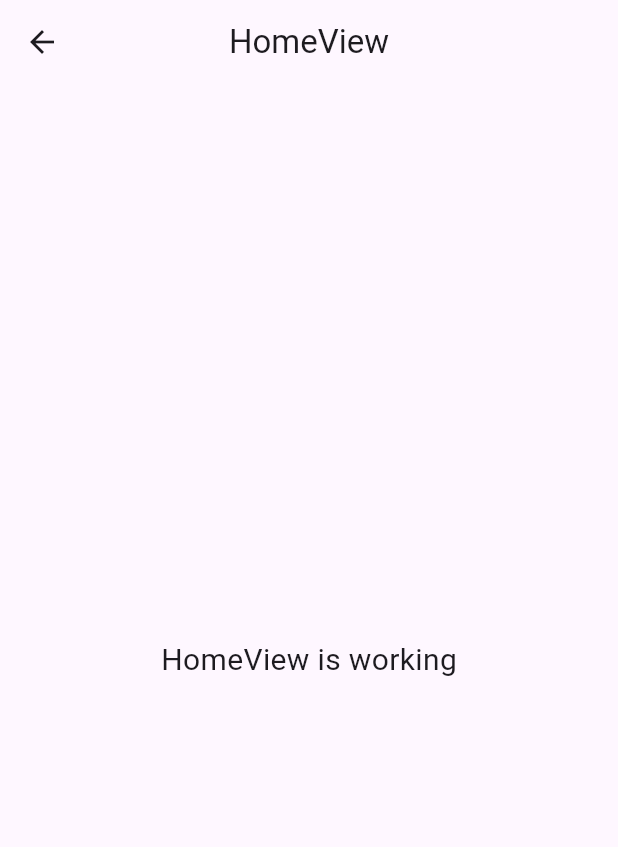
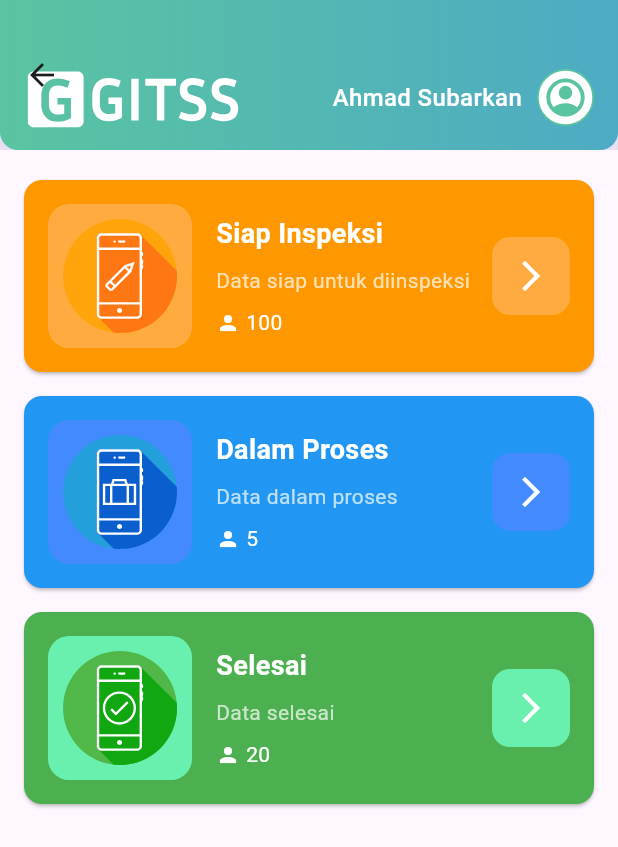
Before and after one commit to amiqyolo/gitss, a Flutter app: the HomeView screen opened by its route, on a phone screen of 412 x 824 dp. Shown: the top 847 px of the screen. Run offline on Flutter 3.47's test engine with Material 3 defaults, Android fonts, the phone set to English and light mode, and no system bars; our stand-ins replace flutter_svg, get.

Commit message:
create model menu, slicing UI on Home

```diff
--- /dev/null
+++ b/lib/app/models/home/menu_item.dart
@@ -0,0 +1,19 @@
+import 'dart:ui';
+
+class MenuItem {
+  final String title;
+  final String description;
+  final String imageUrl;
+  final int userCount;
+  final Color backgroundColor;
+  final Color iconBackgroundColor;
+
+  MenuItem({
+    required this.title,
+    required this.description,
+    required this.imageUrl,
+    required this.userCount,
+    required this.backgroundColor,
+    required this.iconBackgroundColor,
+  });
+}
--- a/lib/app/modules/home/controllers/home_controller.dart
+++ b/lib/app/modules/home/controllers/home_controller.dart
@@ -1,9 +1,35 @@
+import 'package:flutter/material.dart';
 import 'package:get/get.dart';
+import 'package:gitss/app/models/home/menu_item.dart';
 
 class HomeController extends GetxController {
-  //TODO: Implement HomeController
+  final RxList<MenuItem> homeMenus = [
+    MenuItem(
+      title: "Siap Inspeksi",
+      description: "Data siap untuk diinspeksi",
+      imageUrl: "assets/images/ready.svg",
+      userCount: 100,
+      backgroundColor: Colors.orange,
+      iconBackgroundColor: Colors.orangeAccent,
+    ),
+    MenuItem(
+      title: "Dalam Proses",
+      description: "Data dalam proses",
+      imageUrl: "assets/images/in_process.svg",
+      userCount: 5,
+      backgroundColor: Colors.blue,
+      iconBackgroundColor: Colors.blueAccent,
+    ),
+    MenuItem(
+      title: "Selesai",
+      description: "Data selesai",
+      imageUrl: "assets/images/completed.svg",
+      userCount: 20,
+      backgroundColor: Colors.green,
+      iconBackgroundColor: Colors.greenAccent,
+    ),
+  ].obs; // with obs bcz if fetch from server can update ui realtime
 
-  final count = 0.obs;
   @override
   void onInit() {
     super.onInit();
@@ -18,6 +44,4 @@ class HomeController extends GetxController {
   void onClose() {
     super.onClose();
   }
-
-  void increment() => count.value++;
 }
--- a/lib/app/modules/home/views/home_view.dart
+++ b/lib/app/modules/home/views/home_view.dart
@@ -1,24 +1,165 @@
 import 'package:flutter/material.dart';
-
+import 'package:flutter_svg/flutter_svg.dart';
 import 'package:get/get.dart';
 
 import '../controllers/home_controller.dart';
 
 class HomeView extends GetView<HomeController> {
   const HomeView({super.key});
+
   @override
   Widget build(BuildContext context) {
     return Scaffold(
       appBar: AppBar(
-        title: const Text('HomeView'),
-        centerTitle: true,
-      ),
-      body: const Center(
-        child: Text(
-          'HomeView is working',
-          style: TextStyle(fontSize: 20),
+        toolbarHeight: 100.0,
+        backgroundColor: Colors.transparent,
+        elevation: 20.0,
+        flexibleSpace: ClipPath(
+          child: Container(
+            decoration: BoxDecoration(
+              gradient: LinearGradient(
+                begin: Alignment.centerLeft,
+                end: Alignment.centerRight,
+                colors: [
+                  Color.fromRGBO(90, 196, 161, 1),
+                  Color.fromRGBO(77, 171, 196, 1),
+                ],
+              ),
+              borderRadius: BorderRadius.only(
+                bottomLeft: Radius.circular(12.0),
+                bottomRight: Radius.circular(12.0),
+              ),
+            ),
+            padding: EdgeInsets.symmetric(horizontal: 16.0),
+            child: Padding(
+              padding: EdgeInsets.only(top: 30.0),
+              child: Row(
+                mainAxisAlignment: MainAxisAlignment.spaceBetween,
+                crossAxisAlignment: CrossAxisAlignment.stretch,
+                children: [
+                  SvgPicture.asset(
+                    'assets/images/gitss_logo.svg',
+                    semanticsLabel: 'Gitss Logo',
+                    height: 50,
+                  ),
+                  Row(
+                    mainAxisAlignment: MainAxisAlignment.center,
+                    children: [
+                      Text(
+                        'Ahmad Subarkan',
+                        style: TextStyle(
+                          fontSize: 16.0,
+                          color: Colors.white,
+                          fontWeight: FontWeight.w500,
+                        ),
+                      ),
+                      SizedBox(width: 10.0),
+                      SvgPicture.asset(
+                        'assets/images/profile.svg',
+                        semanticsLabel: 'Gitss Logo',
+                        height: 38,
+                        width: 38,
+                      ),
+                    ],
+                  ),
+                ],
+              ),
+            ),
+          ),
         ),
       ),
+      body: Obx(() {
+        final menus = controller.homeMenus;
+        if (menus.isEmpty) {
+          return const Center(
+            child: CircularProgressIndicator(),
+          );
+        }
+        return ListView.builder(
+          padding: EdgeInsets.only(top: 12.0),
+          itemBuilder: (context, index) {
+            return Card(
+              color: menus[index].backgroundColor,
+              margin: const EdgeInsets.symmetric(horizontal: 16, vertical: 8),
+              child: Padding(
+                padding: const EdgeInsets.all(16.0),
+                child: Row(
+                  crossAxisAlignment: CrossAxisAlignment.center,
+                  children: [
+                    Container(
+                      padding: EdgeInsets.all(10.0),
+                      decoration: BoxDecoration(
+                          color: menus[index].iconBackgroundColor,
+                          borderRadius:
+                              BorderRadius.all(Radius.circular(14.0))),
+                      child: SvgPicture.asset(
+                        menus[index].imageUrl,
+                        width: 76,
+                        height: 76,
+                        fit: BoxFit.cover,
+                      ),
+                    ),
+                    const SizedBox(width: 16),
+                    Expanded(
+                      child: Column(
+                        crossAxisAlignment: CrossAxisAlignment.start,
+                        children: [
+                          Text(
+                            menus[index].title,
+                            style: const TextStyle(
+                                fontSize: 18,
+                                fontWeight: FontWeight.bold,
+                                color: Colors.white),
+                          ),
+                          const SizedBox(height: 8),
+                          Text(
+                            menus[index].description,
+                            style: const TextStyle(
+                              fontSize: 14,
+                              color: Colors.white70,
+                            ),
+                          ),
+                          const SizedBox(height: 8),
+                          Row(
+                            children: [
+                              const Icon(Icons.person,
+                                  size: 16, color: Colors.white),
+                              const SizedBox(width: 4),
+                              Text(
+                                "${menus[index].userCount}",
+                                style: const TextStyle(
+                                  fontSize: 14,
+                                  color: Colors.white,
+                                ),
+                              ),
+                            ],
+                          ),
+                        ],
+                      ),
+                    ),
+                    InkWell(
+                      borderRadius: BorderRadius.circular(12.0),
+                      onTap: () {},
+                      child: Ink(
+                        padding: EdgeInsets.all(14.0),
+                        decoration: BoxDecoration(
+                          borderRadius: BorderRadius.circular(12.0),
+                          color: menus[index].iconBackgroundColor,
+                        ),
+                        child: Icon(
+                          Icons.arrow_forward_ios,
+                          color: Colors.white,
+                        ),
+                      ),
+                    ),
+                  ],
+                ),
+              ),
+            );
+          },
+          itemCount: menus.length,
+        );
+      }),
     );
   }
 }
```
